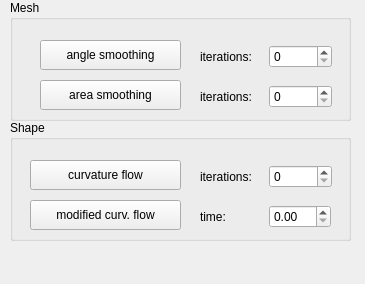
Qt form Polyhedron/demo/Polyhedron/Plugins/PMP/Smoothing_plugin.ui (CGAL/cgal) before a commit.
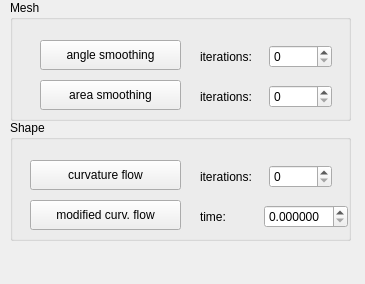
The same form after that commit.

The edit to the form file:
```diff
--- a/Polyhedron/demo/Polyhedron/Plugins/PMP/Smoothing_plugin.ui
+++ b/Polyhedron/demo/Polyhedron/Plugins/PMP/Smoothing_plugin.ui
@@ -57,7 +57,7 @@
       <rect>
        <x>190</x>
        <y>80</y>
-       <width>131</width>
+       <width>148</width>
        <height>33</height>
       </rect>
      </property>
@@ -70,7 +70,11 @@
        </widget>
       </item>
       <item>
-       <widget class="QDoubleSpinBox" name="time_step_spinBox"/>
+       <widget class="QDoubleSpinBox" name="time_step_spinBox">
+        <property name="decimals">
+         <number>6</number>
+        </property>
+       </widget>
       </item>
      </layout>
     </widget>
```
